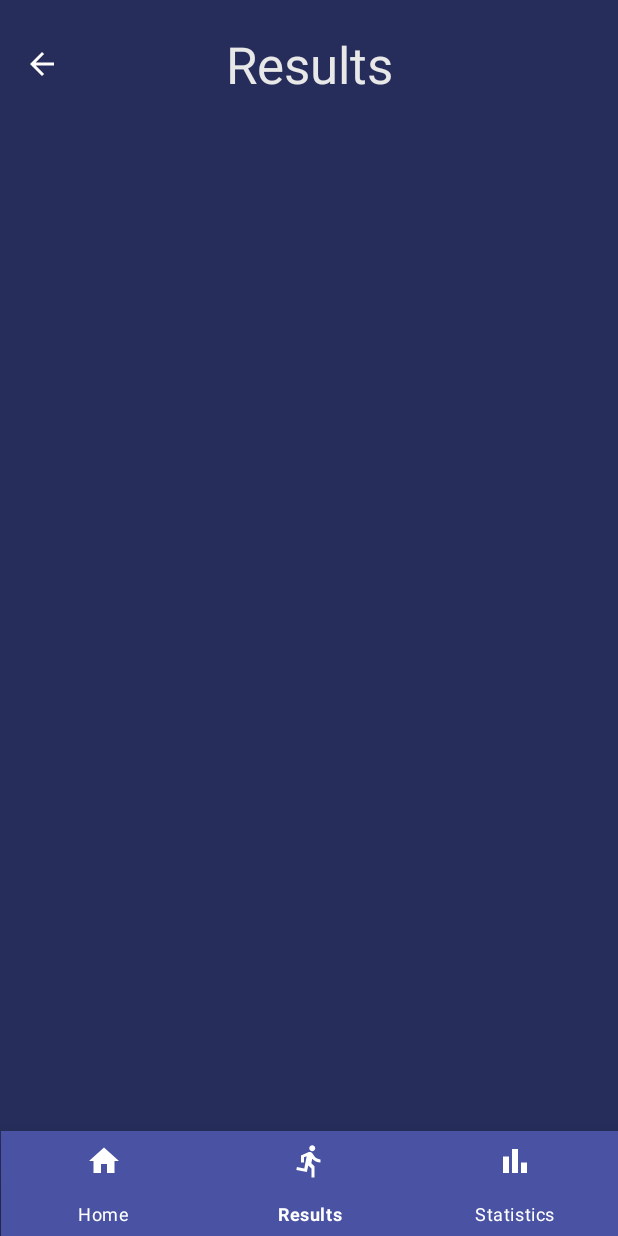
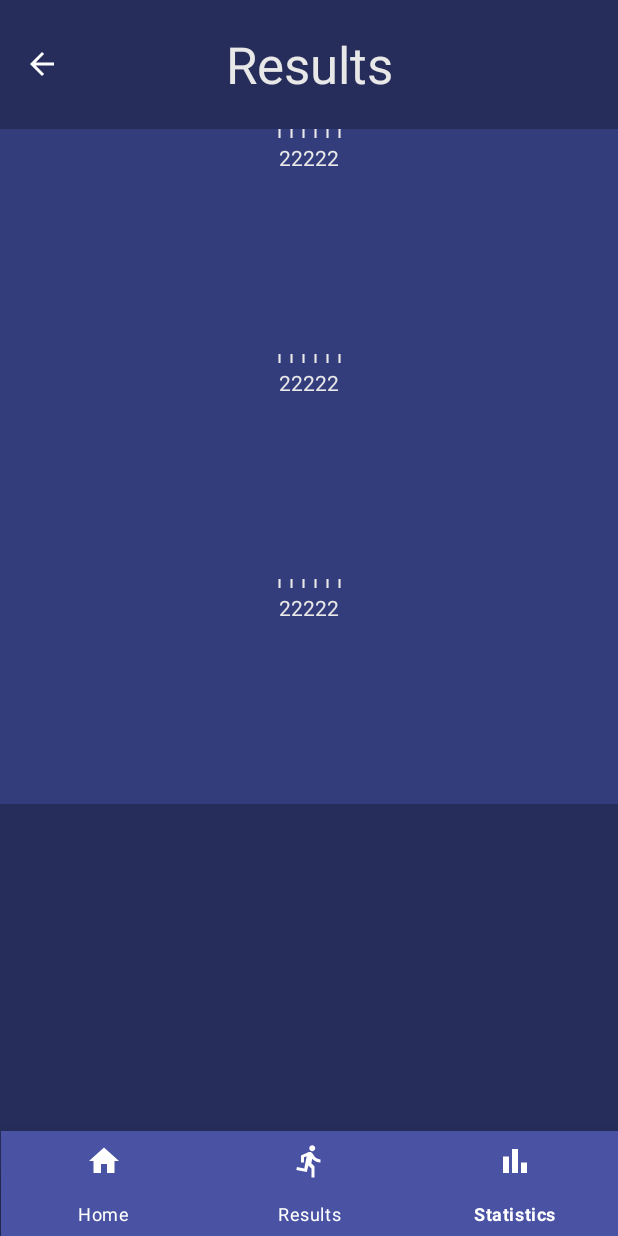
Before and after one commit to vissgkouvinas/ActivityTrackingApp, an Android app: the screen it shows after launch (MainActivity), item 3 of the bottom bar chosen, on a phone screen of 412 x 824 dp. Run offline under Robolectric (Android 15) with nearby library versions, the phone set to English and light mode, and no system bars.

Commit message:
Started making the stats but not finished

```diff
--- a/app/src/main/java/com/example/activitytrackingapp/Client.java
+++ b/app/src/main/java/com/example/activitytrackingapp/Client.java
@@ -13,31 +13,31 @@ public class Client extends Thread {
     File fileToUpload;
     Socket socket;
     Result result;
+    String username;
+
+    float[] statistics = new float[4];
+    float[] generalStatistics = new float[4];
     private static final String TAG = "Client";
 
-    /* OLD WAY THAT CRASHES NORMALLY AT LEAST
-    Client(String path) {
-        this.path = "content://" + path;
-    }*/
 
     Client(String path) {
         int index = path.lastIndexOf("/");
         this.fileName = path.substring(index + 1);
-
         this.fileToUpload =  new File(Environment.getExternalStoragePublicDirectory(Environment.DIRECTORY_DOWNLOADS),fileName);
     }
 
     public Result getResult(){
         return result;
     }
-
+    public String getUsername(){return username;}
+    public float[] getStatistics(){return statistics;}
+    public float[] getGeneralStatistics(){return generalStatistics;}
 
     public void run() {
 
         try {
-
             /* Create socket for contacting the server on port 8000*/
-            socket = new Socket("192.168.68.105",8000);
+            socket = new Socket("192.168.2.5",8000);
             Log.v(TAG,"Connection has been approved!");
 
             /* Create the stream to send data to the server */
@@ -65,6 +65,9 @@ public class Client extends Thread {
 
                 /* Read result back from stream */
                 result = (Result) in.readObject();
+                username = (String) in.readObject();
+                statistics = (float[]) in.readObject();
+                generalStatistics = (float[]) in.readObject();
 
                 //Thread.sleep(10000);
                 /*Print Result*/
--- a/app/src/main/java/com/example/activitytrackingapp/MainActivity.java
+++ b/app/src/main/java/com/example/activitytrackingapp/MainActivity.java
@@ -37,8 +37,14 @@ public class MainActivity extends AppCompatActivity implements BottomNavigationV
 
     BottomNavigationView bottomNavigationView;
 
+    String username;
+    float[] statistics = {0.0f,0.0f,0.0f,0.0f};
+
+    float[] generalStatistics= {0.0f,0.0f,0.0f,0.0f};
+
     public ArrayList<Result> resultsList = new ArrayList<Result>();
     Bundle resultsData = new Bundle();
+    Bundle statsData = new Bundle();
     //ResultsFragment resultsFragment = new ResultsFragment();
 
     @Override
@@ -72,20 +78,18 @@ public class MainActivity extends AppCompatActivity implements BottomNavigationV
         switch (item.getItemId()) {
             case R.id.home:
                 for (Fragment fragment : getSupportFragmentManager().getFragments()) {
-
-
                     if (fragment != null) {
-
                         getSupportFragmentManager().beginTransaction().remove(fragment).commit();
                     }
                 }
                 return true;
 
             case R.id.results:
-                /*getSupportFragmentManager()
-                        .beginTransaction()
-                        .replace(R.id.fragment_container_view, resultsFragment)
-                        .commit();*/
+                for (Fragment fragment : getSupportFragmentManager().getFragments()) {
+                    if (fragment != null) {
+                        getSupportFragmentManager().beginTransaction().remove(fragment).commit();
+                    }
+                }
                 if(getSupportFragmentManager().getFragments().size()==0){
                     Log.v("Activity", String.valueOf(getSupportFragmentManager().getFragments().size()));
 
@@ -108,13 +112,36 @@ public class MainActivity extends AppCompatActivity implements BottomNavigationV
                     }
                 }
                 return true;
-/*
-            case R.id.settings:
-                getSupportFragmentManager()
-                        .beginTransaction()
-                        .replace(R.id.flFragment, thirdFragment)
-                        .commit();
-                return true;*/
+
+            case R.id.statistics:
+                for (Fragment fragment : getSupportFragmentManager().getFragments()) {
+                    if (fragment != null) {
+                        getSupportFragmentManager().beginTransaction().remove(fragment).commit();
+                    }
+                }
+                if(getSupportFragmentManager().getFragments().size()==0){
+
+                    statsData.putSerializable("statistics", statistics);
+                    statsData.putSerializable("generalStatistics", generalStatistics);
+                    getSupportFragmentManager()
+                            .beginTransaction()
+                            .add(R.id.fragment_container_view, StatsFragment.class, statsData)
+                            .commit();
+                }else {
+                    Fragment fragment = getSupportFragmentManager().getFragments().get(getSupportFragmentManager().getFragments().size() - 1);
+                    String fragmentType = String.valueOf(fragment);
+                    int indexOfBracket = fragmentType.indexOf("{");
+                    if (!(fragmentType.substring(0, indexOfBracket).equals("StatsFragment") )) {
+                        Log.v("Activity", fragmentType.substring(0, indexOfBracket));
+                        statsData.putSerializable("statistics", statistics);
+                        statsData.putSerializable("generalStatistics", generalStatistics);
+                        getSupportFragmentManager()
+                                .beginTransaction()
+                                .add(R.id.fragment_container_view, StatsFragment.class, statsData)
+                                .commit();
+                    }
+                }
+                return true;
         }
         return false;
     }
@@ -152,13 +179,21 @@ public class MainActivity extends AppCompatActivity implements BottomNavigationV
                         throw new RuntimeException(e);
                     }
                     resultsList.add(client.getResult());
-                    Log.v("ACTIVITY","THIS IS INSIDE THE ACTIVITY\n");
+                    username = client.getUsername();
+                    statistics = client.getStatistics();
+                    generalStatistics = client.getGeneralStatistics();
+                    Log.v("ACTIVITY","THIS IS INSIDE THE ACTIVITY\n----------"+username+"----------\n");
+                    /*
                     for (Codebase.Result result : resultsList) {
-                        if(!result.equals(null)) {
+                        if(result != null) {
                             Log.v("ACTIVITY", result.toString());
                         }
+                    }*/
+                    if(statistics != null) {
+                        for (float stat : statistics) {
+                            Log.v("ACTIVITY", String.valueOf(stat));
+                        }
                     }
-
                 }
             }).start();
 
--- a/app/src/main/java/com/example/activitytrackingapp/ResultsFragment.java
+++ b/app/src/main/java/com/example/activitytrackingapp/ResultsFragment.java
@@ -21,12 +21,12 @@ public class ResultsFragment extends Fragment {
 
     ArrayList<Codebase.Result> resultsList = new ArrayList<Codebase.Result>();
 
-    public ResultsFragment(){
+    public ResultsFragment() {
         // required a empty public constructor
     }
 
     @Override
-    public View onCreateView(LayoutInflater inflater, ViewGroup container, Bundle savedInstanceState){
+    public View onCreateView(LayoutInflater inflater, ViewGroup container, Bundle savedInstanceState) {
 
         View view = inflater.inflate(R.layout.fragment_results, container, false);
         Button backBTN = view.findViewById(R.id.backBTN);
@@ -42,22 +42,12 @@ public class ResultsFragment extends Fragment {
             }
         });
 
-
-
-        // Inflate the layout for this fragment
-        return view;
-    }
-
-
-    @Override
-    public void onResume() {
-        super.onResume();
         resultsList = (ArrayList<Codebase.Result>) getArguments().getSerializable("results");
 
         FragmentTransaction fragmentTransaction = getActivity().getSupportFragmentManager().beginTransaction();
 
-        if(!resultsList.isEmpty()) {
-            Log.v("FRAGMENT","I GET DATA INSIDE THE FRAGMENT\n");
+        if (!resultsList.isEmpty()) {
+
             for (Codebase.Result result : resultsList) {
                 Log.v("FRAGMENT", Float.toString(result.getTime()));
             }
@@ -69,6 +59,9 @@ public class ResultsFragment extends Fragment {
 
             }
             fragmentTransaction.commit();
+
         }
+        // Inflate the layout for this fragment
+        return view;
     }
 }
--- /dev/null
+++ b/app/src/main/java/com/example/activitytrackingapp/StatsFragment.java
@@ -0,0 +1,60 @@
+package com.example.activitytrackingapp;
+
+import android.os.Bundle;
+
+import androidx.fragment.app.Fragment;
+import androidx.fragment.app.FragmentTransaction;
+
+import android.util.Log;
+import android.view.LayoutInflater;
+import android.view.View;
+import android.view.ViewGroup;
+import android.widget.Button;
+
+public class StatsFragment extends Fragment {
+
+
+    float[] myStatistics;
+    float[] generalStatistics;
+    @Override
+    public View onCreateView(LayoutInflater inflater, ViewGroup container,
+                             Bundle savedInstanceState) {
+
+        View view = inflater.inflate(R.layout.fragment_stats, container, false);
+
+        Button backBTN = view.findViewById(R.id.backBTN);
+        backBTN.setOnClickListener(new View.OnClickListener() {
+            @Override
+            public void onClick(View v) {
+                for (Fragment fragment : getParentFragmentManager().getFragments()) {
+                    if (fragment != null) {
+                        getParentFragmentManager().beginTransaction().remove(fragment).commit();
+                    }
+                }
+            }
+        });
+        myStatistics = (float[]) getArguments().getSerializable("statistics");
+        generalStatistics = (float[]) getArguments().getSerializable("generalStatistics");
+
+        FragmentTransaction fragmentTransaction = getActivity().getSupportFragmentManager().beginTransaction();
+
+        for (int i =0;i<3;i++) {
+            Bundle widgetData = new Bundle();
+            widgetData.putSerializable("myData", myStatistics[i]);
+            widgetData.putSerializable("generalData", generalStatistics[i]);
+            StatsWidgetFragment newFragment = new StatsWidgetFragment();
+            fragmentTransaction.add(R.id.statsContainer, StatsWidgetFragment.class, widgetData);
+        }
+        fragmentTransaction.commit();
+
+
+
+
+
+
+
+
+        // Inflate the layout for this fragment
+        return view;
+    }
+}
--- /dev/null
+++ b/app/src/main/java/com/example/activitytrackingapp/StatsWidgetFragment.java
@@ -0,0 +1,21 @@
+package com.example.activitytrackingapp;
+
+import android.os.Bundle;
+
+import androidx.fragment.app.Fragment;
+
+import android.view.LayoutInflater;
+import android.view.View;
+import android.view.ViewGroup;
+
+
+public class StatsWidgetFragment extends Fragment {
+
+
+    @Override
+    public View onCreateView(LayoutInflater inflater, ViewGroup container,
+                             Bundle savedInstanceState) {
+        // Inflate the layout for this fragment
+        return inflater.inflate(R.layout.fragment_stats_widget, container, false);
+    }
+}
--- /dev/null
+++ b/app/src/main/res/layout/fragment_stats.xml
@@ -0,0 +1,66 @@
+<?xml version="1.0" encoding="utf-8"?>
+<LinearLayout
+    xmlns:android="http://schemas.android.com/apk/res/android"
+    xmlns:app="http://schemas.android.com/apk/res-auto"
+    xmlns:tools="http://schemas.android.com/tools"
+    android:layout_width="match_parent"
+    android:layout_height="match_parent"
+    android:background="#262D5A"
+    tools:context=".ResultsFragment"
+    android:orientation="vertical"
+    android:clickable="true">
+
+    <androidx.constraintlayout.widget.ConstraintLayout
+
+        android:layout_width="match_parent"
+        android:layout_height="86dp"
+        android:orientation="horizontal">
+
+        <TextView
+            android:id="@+id/pageTitle"
+            android:layout_width="match_parent"
+            android:layout_height="match_parent"
+            android:gravity="center"
+            android:text="Results"
+            android:textAppearance="@style/TextAppearance.AppCompat.Display1"
+            android:textColor="#E8E8E8"
+            app:fontWeight="500"
+            app:layout_constraintTop_toTopOf="parent"
+            tools:layout_editor_absoluteX="0dp" />
+
+        <Button
+            android:id="@+id/backBTN"
+            android:layout_width="60dp"
+            android:layout_height="0dp"
+            style="?android:attr/borderlessButtonStyle"
+            android:textColor="#262D5A"
+            app:backgroundTint="#00FFC266"
+            app:cornerRadius="@null"
+            app:icon="?attr/homeAsUpIndicator"
+            app:iconTint="#FFFFFF"
+            app:layout_constraintBottom_toBottomOf="parent"
+            app:layout_constraintTop_toTopOf="parent"
+            tools:layout_editor_absoluteX="0dp" />
+
+    </androidx.constraintlayout.widget.ConstraintLayout>
+
+
+    <ScrollView
+        android:layout_width="match_parent"
+        app:layout_constraintTop_toBottomOf="@+id/pageTitle"
+        android:layout_height="wrap_content">
+
+        <LinearLayout
+            android:id="@+id/statsContainer"
+            android:layout_width="match_parent"
+            android:layout_height="120dp"
+            android:gravity="center_horizontal"
+            android:orientation="vertical"
+            app:layout_constraintBottom_toBottomOf="parent"
+            app:layout_constraintEnd_toEndOf="parent"
+            app:layout_constraintStart_toStartOf="parent">
+        </LinearLayout>
+    </ScrollView>
+
+
+</LinearLayout>
--- /dev/null
+++ b/app/src/main/res/layout/fragment_stats_widget.xml
@@ -0,0 +1,38 @@
+<?xml version="1.0" encoding="utf-8"?>
+<androidx.constraintlayout.widget.ConstraintLayout
+    xmlns:android="http://schemas.android.com/apk/res/android"
+    xmlns:app="http://schemas.android.com/apk/res-auto"
+    xmlns:tools="http://schemas.android.com/tools"
+    android:layout_width="match_parent"
+    android:layout_height="150dp"
+    android:background="#343D7C"
+    android:gravity="center_horizontal"
+    tools:context=".StatsWidgetFragment">
+
+    <TextView
+        android:id="@+id/firstText"
+        android:layout_width="wrap_content"
+        android:layout_height="wrap_content"
+        android:text="111111"
+        android:textColor="#E8E8E8"
+        app:layout_constraintBottom_toTopOf="@+id/secondText"
+
+        app:layout_constraintEnd_toEndOf="parent"
+        app:layout_constraintStart_toStartOf="parent"
+        app:layout_constraintTop_toTopOf="parent" />
+
+    <TextView
+        android:id="@+id/secondText"
+        android:layout_width="wrap_content"
+        android:layout_height="wrap_content"
+        android:layout_marginBottom="131dp"
+        android:text="22222"
+        android:textColor="#E8E8E8"
+        app:layout_constraintBottom_toBottomOf="parent"
+
+        app:layout_constraintEnd_toEndOf="parent"
+        app:layout_constraintStart_toStartOf="parent"
+        app:layout_constraintTop_toBottomOf="@+id/firstText" />
+
+
+</androidx.constraintlayout.widget.ConstraintLayout>
```
